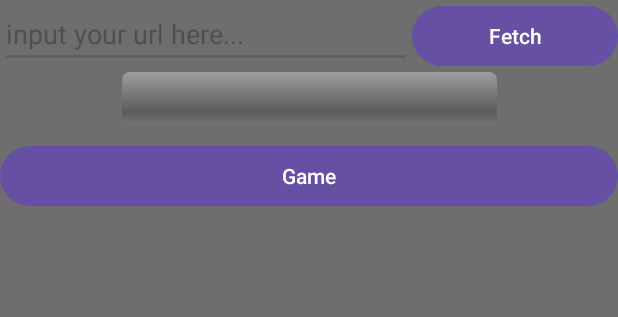
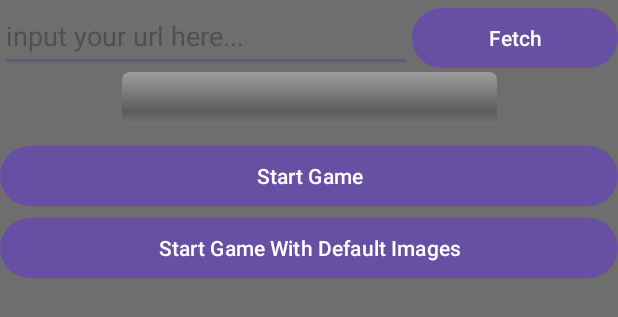
Before and after one commit to Qibaoooo/memory_game, an Android app: the layout activity_main.xml on its own in the app's theme, with its tools: preview values and no code run, on a phone screen of 412 x 824 dp. Shown: the top 317 px of the screen. Run offline under Robolectric (Android 15) with nearby library versions, the phone set to English and light mode, and no system bars.

Commit message:
add default game entry

```diff
--- a/app/src/main/res/layout/activity_game.xml
+++ b/app/src/main/res/layout/activity_game.xml
@@ -72,6 +72,12 @@
             android:layout_width="match_parent"
             android:layout_height="wrap_content"
             android:text="@string/btn_restart"/>
+        <Button
+            android:layout_marginTop="16dp"
+            android:id="@+id/back_btn"
+            android:layout_width="match_parent"
+            android:layout_height="wrap_content"
+            android:text="@string/btn_back"/>
 
     </LinearLayout>
 
--- a/app/src/main/res/layout/activity_main.xml
+++ b/app/src/main/res/layout/activity_main.xml
@@ -25,7 +25,7 @@
                 <EditText
                     android:id="@+id/edit_url"
                     android:layout_width="0dp"
-                    android:layout_height="wrap_content"
+                    android:layout_height="48dp"
                     android:layout_weight="2"
                     android:hint="@string/url_hint"
                     android:autofillHints="name"
@@ -67,6 +67,12 @@
                 android:layout_height="wrap_content"
                 android:layout_weight="1"
                 android:text="@string/btn_game"/>
+            <Button
+                android:id="@+id/default_game_btn"
+                android:layout_width="match_parent"
+                android:layout_height="wrap_content"
+                android:layout_weight="1"
+                android:text="@string/btn_default_game"/>
 
         </LinearLayout>
 
--- a/app/src/main/res/values/strings.xml
+++ b/app/src/main/res/values/strings.xml
@@ -2,10 +2,12 @@
     <string name="app_name">memory_game</string>
     <string name="btn_fetch">Fetch</string>
     <string name="url_hint">input your url here...</string>
-    <string name="btn_game">Game</string>
+    <string name="btn_game">Start Game</string>
     <string name="btn_restart">Restart</string>
     <string name="matches_text"> %1$d of 6 Matches </string>
     <string name="init_time">00:00:00</string>
     <string name="timer">Time Used</string>
     <string name="attempts"> %1$d Attempts </string>
+    <string name="btn_back"> Back </string>
+    <string name="btn_default_game">Start Game With Default Images</string>
 </resources>
```
Also changed, not shown: app/src/main/java/nus/iss/sa57/team11/GameActivity.java (+21 -6 lines), app/src/main/java/nus/iss/sa57/team11/MainActivity.java (+8 -0 lines).
